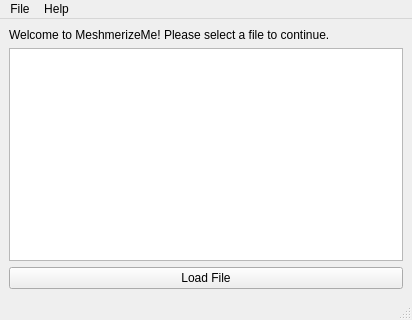
The window that uidesign.ui (dmsenter89/MeshmerizeMe) describes before a commit, drawn with Qt 5.
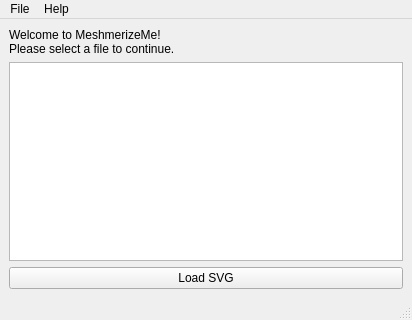
The same window after the commit.

Commit message:
Simplify File Loading and Write to Correct Folder
Simplified the loading of files by requiring only the SVG file to
be selected. The software then finds the corresponding input2d file
in the same folder.

The `outFile` has also been updated such that the `.vertex` files
will be written to the folder from which the SVG came. This will
simplify workflow for users.

Diff of the .ui file:
```diff
--- a/uidesign.ui
+++ b/uidesign.ui
@@ -18,7 +18,8 @@
     <item>
      <widget class="QLabel" name="labTitle">
       <property name="text">
-       <string>Welcome to MeshmerizeMe! Please select a file to continue.</string>
+       <string>Welcome to MeshmerizeMe!
+Please select a file to continue.</string>
       </property>
      </widget>
     </item>
@@ -28,7 +29,7 @@
     <item>
      <widget class="QPushButton" name="btnLoadFile">
       <property name="text">
-       <string>Load File</string>
+       <string>Load SVG</string>
       </property>
      </widget>
     </item>
```
Left out of the diff: 2 changed lines with no effect on the pictures. The commit also changes 2 other files.
